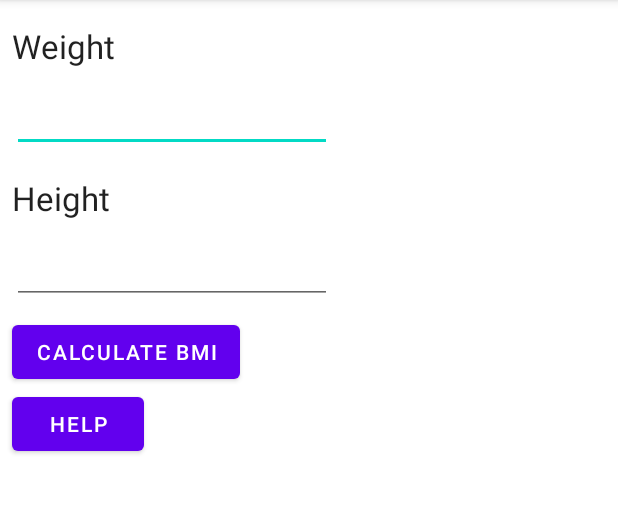
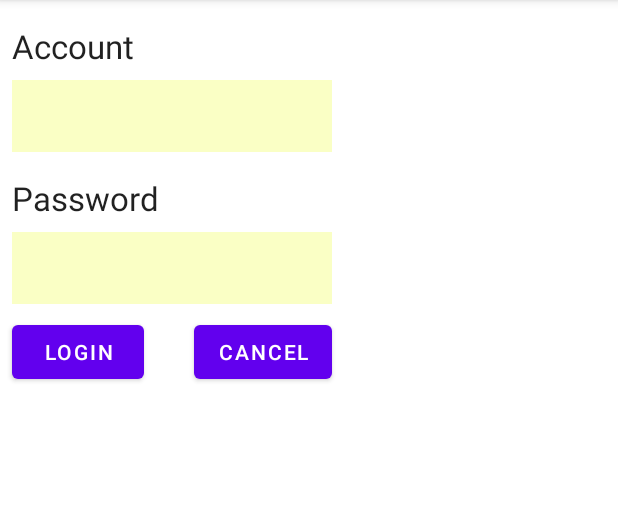
Before and after one commit to talo90015/Review, an Android app: the screen it shows after launch (MainActivity before the commit, LoginActivity after it), on a phone screen of 412 x 824 dp, the part 84-598 px from its top. Run offline under Robolectric (Android 15) with nearby library versions, the phone set to English and light mode, and no system bars.

Commit message:
Login Activity implement

```diff
--- a/app/src/main/AndroidManifest.xml
+++ b/app/src/main/AndroidManifest.xml
@@ -10,11 +10,16 @@
         android:supportsRtl="true"
         android:theme="@style/Theme.MyApplication">
         <activity
+            android:name=".LoginActivity"
+            android:exported="true" >
+
+        </activity>
+        <activity
             android:name=".BmiResultActivity"
             android:exported="false" />
         <activity
             android:name=".GuessNumberActivity"
-            android:exported="true"></activity>
+            android:exported="false" />
         <activity
             android:name=".MainActivity"
             android:exported="true">
--- /dev/null
+++ b/app/src/main/java/com/example/myapplication/LoginActivity.kt
@@ -0,0 +1,45 @@
+package com.example.myapplication
+
+import android.content.Intent
+import androidx.appcompat.app.AppCompatActivity
+import android.os.Bundle
+import android.view.View
+import android.widget.Toast
+import androidx.appcompat.app.AlertDialog
+import com.example.myapplication.databinding.ActivityLoginBinding
+
+class LoginActivity : AppCompatActivity() {
+
+    private lateinit var binding: ActivityLoginBinding
+
+    override fun onCreate(savedInstanceState: Bundle?) {
+        super.onCreate(savedInstanceState)
+        setContentView(R.layout.activity_login)
+        binding = ActivityLoginBinding.inflate(layoutInflater)
+        setContentView(binding.root)
+
+        binding.btnLogin.setOnClickListener {
+            login()
+        }
+        binding.btnCancel.setOnClickListener {
+            cancel()
+        }
+    }
+    fun login(){
+        val youAccount = binding.editAccount.text.toString()
+        val youPassword = binding.editPassword.text.toString()
+        if (youAccount == "aa" && youPassword == "123"){
+            Toast.makeText(this, "Login Success", Toast.LENGTH_SHORT).show()
+            finish()
+        }else{
+            AlertDialog.Builder(this)
+                .setTitle("Warning")
+                .setMessage("Login Failed")
+                .setPositiveButton("OK", null)
+                .show()
+        }
+    }
+    fun cancel(){
+
+    }
+}
--- a/app/src/main/java/com/example/myapplication/MainActivity.kt
+++ b/app/src/main/java/com/example/myapplication/MainActivity.kt
@@ -12,12 +12,19 @@ import kotlinx.android.synthetic.main.activity_main.*
 
 
 class MainActivity : AppCompatActivity() {
+    private var login = false
     private lateinit var binding: ActivityMainBinding
 
     override fun onCreate(savedInstanceState: Bundle?) {
         super.onCreate(savedInstanceState)
         setContentView(R.layout.activity_main)
         Log.d("MainActivity ", "onCreate")
+
+        if (!login){
+            Intent(this, LoginActivity::class.java).apply {
+                startActivity(this)
+            }
+        }
 
         binding = ActivityMainBinding.inflate(layoutInflater)
         setContentView(binding.root)
--- /dev/null
+++ b/app/src/main/res/layout/activity_login.xml
@@ -0,0 +1,72 @@
+<?xml version="1.0" encoding="utf-8"?>
+<androidx.constraintlayout.widget.ConstraintLayout xmlns:android="http://schemas.android.com/apk/res/android"
+    xmlns:app="http://schemas.android.com/apk/res-auto"
+    xmlns:tools="http://schemas.android.com/tools"
+    android:layout_width="match_parent"
+    android:layout_height="match_parent"
+    tools:context=".LoginActivity">
+
+    <TextView
+        android:id="@+id/textView4"
+        android:layout_width="wrap_content"
+        android:layout_height="wrap_content"
+        android:layout_marginStart="8dp"
+        android:layout_marginTop="16dp"
+        android:text="Account"
+        android:textAppearance="@style/TextAppearance.AppCompat.Large"
+        app:layout_constraintStart_toStartOf="parent"
+        app:layout_constraintTop_toTopOf="parent" />
+
+    <EditText
+        android:id="@+id/editAccount"
+        android:layout_width="wrap_content"
+        android:layout_height="wrap_content"
+        android:layout_marginTop="8dp"
+        android:ems="10"
+        android:inputType="textPersonName"
+        android:minHeight="48dp"
+        android:background="#FAFFC5"
+        app:layout_constraintStart_toStartOf="@+id/textView4"
+        app:layout_constraintTop_toBottomOf="@+id/textView4" />
+
+    <TextView
+        android:id="@+id/textView5"
+        android:layout_width="wrap_content"
+        android:layout_height="wrap_content"
+        android:layout_marginTop="16dp"
+        android:text="Password"
+        android:textAppearance="@style/TextAppearance.AppCompat.Large"
+        app:layout_constraintStart_toStartOf="@+id/editAccount"
+        app:layout_constraintTop_toBottomOf="@+id/editAccount" />
+
+    <EditText
+        android:id="@+id/editPassword"
+        android:layout_width="wrap_content"
+        android:layout_height="wrap_content"
+        android:layout_marginTop="8dp"
+        android:ems="10"
+        android:inputType="textPassword"
+        android:minHeight="48dp"
+        android:background="#FAFFC5"
+        app:layout_constraintStart_toStartOf="@+id/textView5"
+        app:layout_constraintTop_toBottomOf="@+id/textView5"
+        tools:ignore="SpeakableTextPresentCheck" />
+
+    <Button
+        android:id="@+id/btnLogin"
+        android:layout_width="wrap_content"
+        android:layout_height="wrap_content"
+        android:layout_marginTop="8dp"
+        android:text="Login"
+        app:layout_constraintStart_toStartOf="@+id/editPassword"
+        app:layout_constraintTop_toBottomOf="@+id/editPassword" />
+
+    <Button
+        android:id="@+id/btnCancel"
+        android:layout_width="wrap_content"
+        android:layout_height="wrap_content"
+        android:layout_marginTop="8dp"
+        android:text="Cancel"
+        app:layout_constraintEnd_toEndOf="@+id/editPassword"
+        app:layout_constraintTop_toBottomOf="@+id/editPassword" />
+</androidx.constraintlayout.widget.ConstraintLayout>
```
